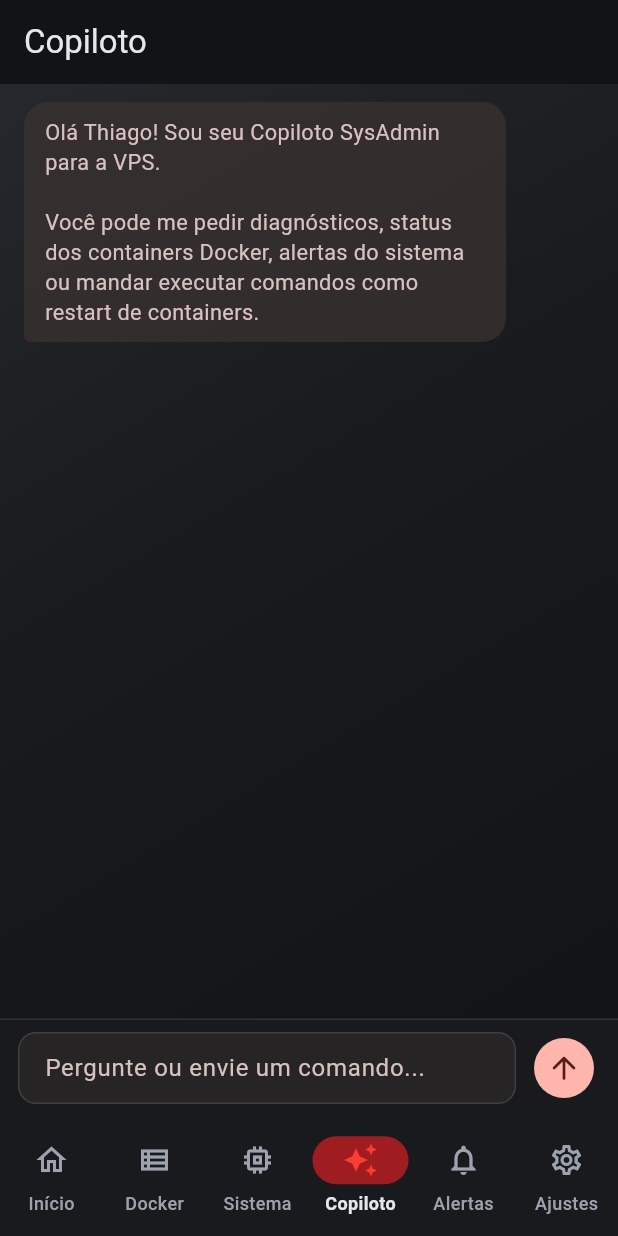
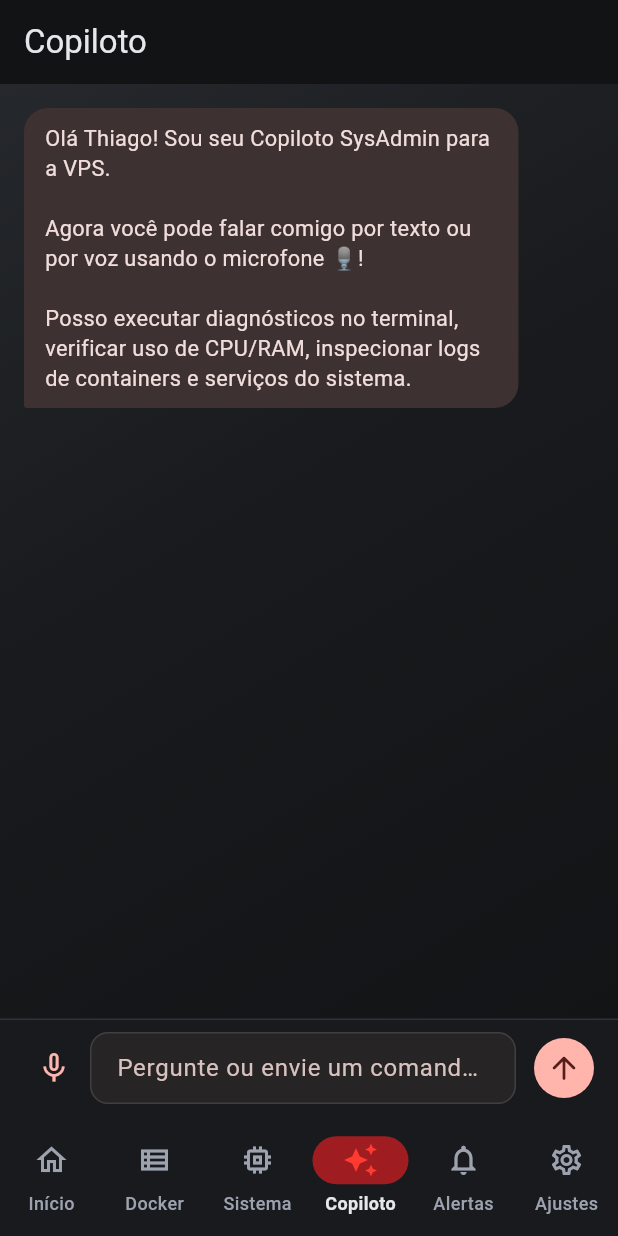
Before and after one commit to CostaPaiiva/Portfolio-showcase, a Flutter app: the HomeShell screen opened directly with empty values, item 4 of the bottom bar chosen, on a phone screen of 412 x 824 dp. Run offline on Flutter 3.47's test engine with Material 3 defaults, Android fonts, the phone set to English and light mode, and no system bars; our stand-ins replace flutter_local_notifications, flutter_secure_storage, speech_to_text; accounts and stored records are empty; network calls fail.

Commit message:
feat(mobile): add voice input with microphone to copilot chat and extend request timeout

```diff
--- a/VPS-Controller/mobile/lib/screens/chat_screen.dart
+++ b/VPS-Controller/mobile/lib/screens/chat_screen.dart
@@ -1,4 +1,5 @@
 import 'package:flutter/material.dart';
+import 'package:speech_to_text/speech_to_text.dart' as stt;
 import '../services/api_service.dart';
 
 class ChatMessageItem {
@@ -19,16 +20,87 @@ class _ChatScreenState extends State<ChatScreen> {
   final List<ChatMessageItem> _messages = [
     ChatMessageItem(
       role: 'model',
-      text: 'Olá Thiago! Sou seu Copiloto SysAdmin para a VPS.\n\nVocê pode me pedir diagnósticos, status dos containers Docker, alertas do sistema ou mandar executar comandos como restart de containers.',
+      text:
+          'Olá Thiago! Sou seu Copiloto SysAdmin para a VPS.\n\nAgora você pode falar comigo por texto ou por voz usando o microfone 🎙️!\n\nPosso executar diagnósticos no terminal, verificar uso de CPU/RAM, inspecionar logs de containers e serviços do sistema.',
     ),
   ];
   final TextEditingController _controller = TextEditingController();
   final ScrollController _scrollController = ScrollController();
+  final stt.SpeechToText _speech = stt.SpeechToText();
   bool _loading = false;
+  bool _isListening = false;
+  bool _speechAvailable = false;
+
+  @override
+  void initState() {
+    super.initState();
+    _initSpeech();
+  }
+
+  Future<void> _initSpeech() async {
+    try {
+      final available = await _speech.initialize(
+        onError: (val) {
+          if (mounted) setState(() => _isListening = false);
+        },
+        onStatus: (status) {
+          if (status == 'done' || status == 'notListening') {
+            if (mounted) setState(() => _isListening = false);
+          }
+        },
+      );
+      if (mounted) setState(() => _speechAvailable = available);
+    } catch (_) {
+      if (mounted) setState(() => _speechAvailable = false);
+    }
+  }
+
+  Future<void> _toggleListening() async {
+    if (_isListening) {
+      await _speech.stop();
+      setState(() => _isListening = false);
+      return;
+    }
+
+    if (!_speechAvailable) {
+      await _initSpeech();
+      if (!_speechAvailable) {
+        if (mounted) {
+          ScaffoldMessenger.of(context).showSnackBar(
+            const SnackBar(
+                content: Text(
+                    'Reconhecimento de voz indisponível ou permissão negada.')),
+          );
+        }
+        return;
+      }
+    }
+
+    setState(() => _isListening = true);
+    await _speech.listen(
+      listenOptions: stt.SpeechListenOptions(
+        listenMode: stt.ListenMode.dictation,
+        cancelOnError: true,
+      ),
+      onResult: (result) {
+        setState(() {
+          _controller.text = result.recognizedWords;
+          _controller.selection = TextSelection.fromPosition(
+            TextPosition(offset: _controller.text.length),
+          );
+        });
+      },
+    );
+  }
 
   Future<void> _sendMessage() async {
     final text = _controller.text.trim();
     if (text.isEmpty || _loading) return;
+
+    if (_isListening) {
+      await _speech.stop();
+      setState(() => _isListening = false);
+    }
 
     _controller.clear();
     setState(() {
@@ -39,7 +111,8 @@ class _ChatScreenState extends State<ChatScreen> {
     _scrollToBottom();
 
     try {
-      final payload = _messages.map((m) => {'role': m.role, 'content': m.text}).toList();
+      final payload =
+          _messages.map((m) => {'role': m.role, 'content': m.text}).toList();
       final reply = await widget.api.sendChatMessage(payload);
 
       if (mounted) {
@@ -82,6 +155,7 @@ class _ChatScreenState extends State<ChatScreen> {
 
   @override
   void dispose() {
+    _speech.stop();
     _controller.dispose();
     _scrollController.dispose();
     super.dispose();
@@ -103,30 +177,36 @@ class _ChatScreenState extends State<ChatScreen> {
               final isUser = msg.role == 'user';
 
               return Align(
-                alignment: isUser ? Alignment.centerRight : Alignment.centerLeft,
+                alignment:
+                    isUser ? Alignment.centerRight : Alignment.centerLeft,
                 child: Container(
-                  margin: const EdgeInsets.only(bottom: 12),
-                  padding: const EdgeInsets.symmetric(horizontal: 14, vertical: 10),
+                  margin: const EdgeInsets.symmetric(vertical: 4),
+                  padding:
+                      const EdgeInsets.symmetric(horizontal: 14, vertical: 10),
                   constraints: BoxConstraints(
-                    maxWidth: MediaQuery.of(context).size.width * 0.78,
+                    maxWidth: MediaQuery.of(context).size.width * 0.8,
                   ),
                   decoration: BoxDecoration(
                     color: isUser
                         ? theme.colorScheme.primary
-                        : theme.colorScheme.surfaceContainerHighest.withValues(alpha: 0.7),
+                        : theme.colorScheme.surfaceContainerHighest,
                     borderRadius: BorderRadius.only(
                       topLeft: const Radius.circular(16),
                       topRight: const Radius.circular(16),
-                      bottomLeft: Radius.circular(isUser ? 16 : 4),
-                      bottomRight: Radius.circular(isUser ? 4 : 16),
+                      bottomLeft: isUser
+                          ? const Radius.circular(16)
+                          : const Radius.circular(2),
+                      bottomRight: isUser
+                          ? const Radius.circular(2)
+                          : const Radius.circular(16),
                     ),
                   ),
-                  child: SelectableText(
+                  child: Text(
                     msg.text,
                     style: TextStyle(
                       color: isUser
                           ? theme.colorScheme.onPrimary
-                          : theme.colorScheme.onSurfaceVariant,
+                          : theme.colorScheme.onSurface,
                       fontSize: 14.5,
                       height: 1.35,
                     ),
@@ -168,13 +248,25 @@ class _ChatScreenState extends State<ChatScreen> {
             top: false,
             child: Row(
               children: [
+                IconButton(
+                  tooltip: _isListening ? 'Parar gravação' : 'Falar por áudio',
+                  icon: Icon(
+                    _isListening ? Icons.mic : Icons.mic_none,
+                    color: _isListening
+                        ? theme.colorScheme.error
+                        : theme.colorScheme.primary,
+                  ),
+                  onPressed: _loading ? null : _toggleListening,
+                ),
                 Expanded(
                   child: TextField(
                     controller: _controller,
                     textInputAction: TextInputAction.send,
                     onSubmitted: (_) => _sendMessage(),
                     decoration: InputDecoration(
-                      hintText: 'Pergunte ou envie um comando...',
+                      hintText: _isListening
+                          ? 'Ouvindo sua voz...'
+                          : 'Pergunte ou envie um comando...',
                       contentPadding: const EdgeInsets.symmetric(
                         horizontal: 14,
                         vertical: 10,
@@ -184,7 +276,8 @@ class _ChatScreenState extends State<ChatScreen> {
                         borderSide: BorderSide.none,
                       ),
                       filled: true,
-                      fillColor: theme.colorScheme.surfaceContainerHighest.withValues(alpha: 0.4),
+                      fillColor: theme.colorScheme.surfaceContainerHighest
+                          .withValues(alpha: 0.4),
                     ),
                   ),
                 ),
--- a/VPS-Controller/mobile/pubspec.yaml
+++ b/VPS-Controller/mobile/pubspec.yaml
@@ -11,6 +11,7 @@ dependencies:
     sdk: flutter
   flutter_local_notifications: ^22.3.3
   flutter_secure_storage: ^9.2.4
+  speech_to_text: ^7.4.0
 
 dev_dependencies:
   flutter_test:
```
Also changed, not shown: VPS-Controller/mobile/lib/services/api_service.dart (+18 -3 lines), VPS-Controller/mobile/pubspec.lock, 1 other file.
